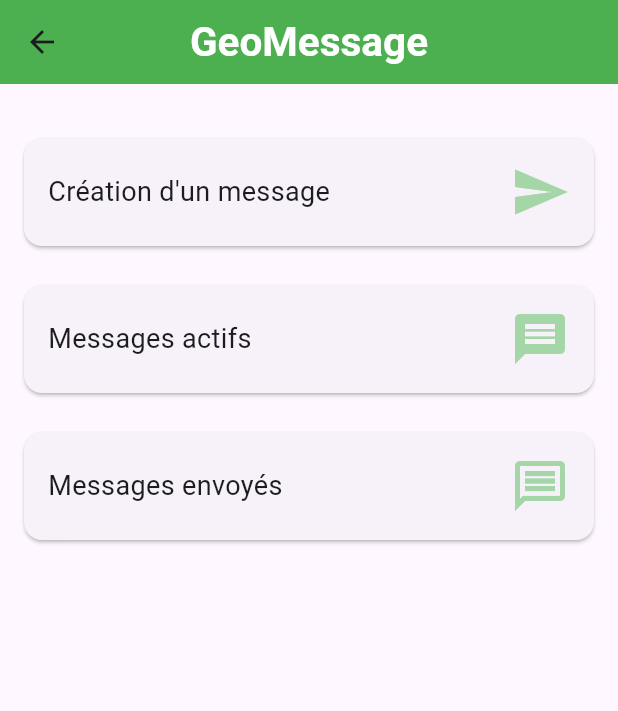
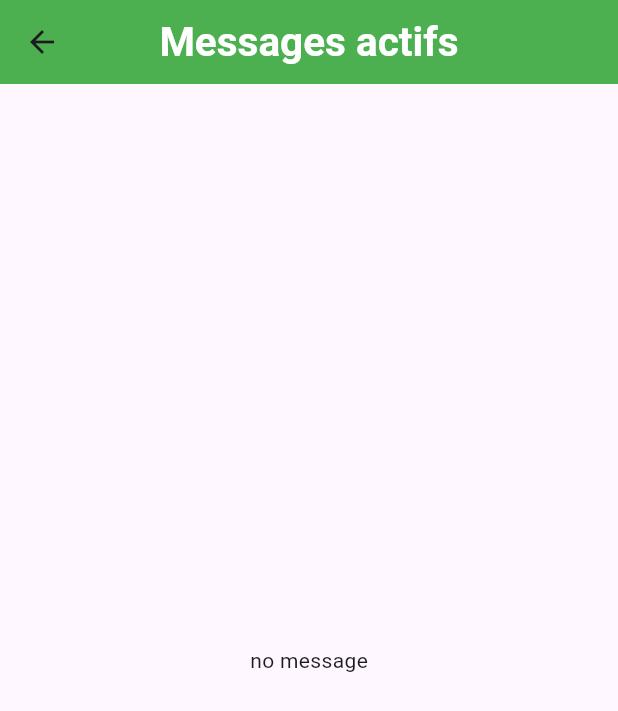
Before and after one commit to Stickysticky/geomessage, a Flutter app: the screen it shows after launch, after a tap on "Messages actifs", on a phone screen of 412 x 824 dp. Shown: the top 711 px of the screen. Run offline on Flutter 3.47's test engine with Material 3 defaults, Android fonts, the phone set to English and light mode, and no system bars; our stand-ins replace flutter_map, geolocator, latlong2, sqflite; accounts and stored records are empty.

Commit message:
Base active messages

```diff
--- a/lib/main.dart
+++ b/lib/main.dart
@@ -1,17 +1,25 @@
 import 'package:flutter/material.dart';
 import 'package:flutter_localizations/flutter_localizations.dart';
+import 'package:geomessage/screens/activeMessages/activeMessages.dart';
 import 'package:geomessage/screens/createMessage/createMessage.dart';
 import 'package:geomessage/screens/home/home.dart';
+import 'package:geomessage/services/databaseService.dart';
 
-import 'generated/l10n.dart';
+import 'generated/l10n.dart';// Assurez-vous que le chemin vers DatabaseHelper est correct
 
+void main() async {
+  WidgetsFlutterBinding.ensureInitialized();
 
-void main() {
+  // Initialisation de la base de données
+  final dbService = DatabaseService();
+  await dbService.database;  // Cette ligne initialise la base de données et crée la table si nécessaire.
+
   runApp(MaterialApp(
     initialRoute: '/home',
     routes: {
       '/home': (context) => Home(),
       '/message-creation': (context) => CreateMessage(),
+      '/active-messages': (context) => ActiveMessages()
     },
     locale: Locale('fr'),
     supportedLocales: [
--- a/lib/model/message.dart
+++ b/lib/model/message.dart
@@ -61,10 +61,12 @@ class Message {
   Map<String, dynamic> toMap() {
     return {
       'id': id,
+      'libelle': libelle,
       'message': message,
       'latitude': latitude,
       'longitude': longitude,
       'phoneNumber': phoneNumber,
+      'radius': radius,
       'date': date,
     };
   }
@@ -73,11 +75,13 @@ class Message {
   factory Message.fromMap(Map<String, dynamic> map) {
     return Message(
       id: map['id'],
+      libelle: map['libelle'],
       message: map['message'],
       latitude: map['latitude'],
       longitude: map['longitude'],
       phoneNumber: map['phoneNumber'],
-      date: DateTime.parse(map['date']),
+      radius: map['radius'],
+      date: map['date'] == null ? null : DateTime.parse(map['date']),
     );
   }
 
--- /dev/null
+++ b/lib/screens/activeMessages/activeMessages.dart
@@ -0,0 +1,50 @@
+import 'package:flutter/cupertino.dart';
+import 'package:flutter/material.dart';
+import 'package:geomessage/services/databaseService.dart';
+import 'package:geomessage/services/utils.dart';
+
+import '../../commonWidgets/customAppBar.dart';
+import '../../generated/l10n.dart';
+import '../../model/message.dart';
+
+class ActiveMessages extends StatelessWidget {
+  const ActiveMessages({super.key});
+
+  @override
+  Widget build(BuildContext context) {
+    DatabaseService db = DatabaseService();
+
+    return Scaffold(
+      appBar: CustomAppBar(title: capitalizeFirstLetter(S.of(context).activeMessage)),
+      body: FutureBuilder<List<Message>>(
+        future: db.getMessagesWithoutDate(),  // Appel asynchrone
+        builder: (context, snapshot) {
+          if (snapshot.connectionState == ConnectionState.waiting) {
+            // Affiche un indicateur de chargement pendant l'attente
+            return Center(child: CircularProgressIndicator());
+          } else if (snapshot.hasError) {
+            // Gère les erreurs
+            return Center(child: Text('Erreur: ${snapshot.error}'));
+          } else if (!snapshot.hasData || snapshot.data!.isEmpty) {
+            // Affiche un message si aucun message n'est disponible
+            return Center(child: Text('no message'));//S.of(context).noActiveMessages)); // Texte traduit
+          } else {
+            // Affiche la liste des messages récupérés
+            List<Message> messages = snapshot.data!;
+            return ListView.builder(
+              itemCount: messages.length,
+              itemBuilder: (context, index) {
+                Message message = messages[index];
+                return ListTile(
+                  title: Text(message.message),
+                  subtitle: Text(message.libelle ?? 'No libelle'), // Affiche libelle si disponible
+                  trailing: Text(message.phoneNumber),
+                );
+              },
+            );
+          }
+        },
+      ),
+    );
+  }
+}
--- a/lib/screens/createMessage/createMessage.dart
+++ b/lib/screens/createMessage/createMessage.dart
@@ -103,7 +103,7 @@ class _CreateMessageState extends State<CreateMessage> {
               ) : Container(),
             AnimatedContainer(
               duration: const Duration(milliseconds: 300), // Animation fluide
-              height: MediaQuery.of(context).size.height * 0.8 * mapHeightFraction,
+              height: MediaQuery.of(context).size.height * (_center == null ? 0.8 : 0.9) * mapHeightFraction,
               child: Stack(
                 children: [
                   FlutterMap(
--- a/lib/screens/home/home.dart
+++ b/lib/screens/home/home.dart
@@ -75,7 +75,7 @@ class _HomeState extends State<Home> {
           children: <Widget>[
             SizedBox(height: 10),
             MenuCard(text: capitalizeFirstLetter(S.of(context).createMessage), iconData: Icons.send, route: '/message-creation'),
-            MenuCard(text: capitalizeFirstLetter(S.of(context).activeMessage), iconData: Icons.message, route: '/home'),
+            MenuCard(text: capitalizeFirstLetter(S.of(context).activeMessage), iconData: Icons.message, route: '/active-messages'),
             MenuCard(text: capitalizeFirstLetter(S.of(context).sentMessages), iconData: Icons.message_outlined, route: '/home'),
           ]
       ),
--- /dev/null
+++ b/lib/services/databaseService.dart
@@ -0,0 +1,93 @@
+import 'package:sqflite/sqflite.dart';
+import 'package:path/path.dart';
+
+import '../model/message.dart';
+
+
+class DatabaseService {
+  static final DatabaseService _instance = DatabaseService._internal();
+  factory DatabaseService() => _instance;
+
+  static Database? _database;
+
+  DatabaseService._internal();
+
+  Future<Database> get database async {
+    if (_database != null) return _database!;
+    _database = await _initDatabase();
+    return _database!;
+  }
+
+  Future<Database> _initDatabase() async {
+    final databasePath = await getDatabasesPath();
+    final path = join(databasePath, 'geomessage.db');
+
+    return await openDatabase(
+      path,
+      version: 1,
+      onCreate: (db, version) async {
+        await db.execute('''
+          CREATE TABLE message (
+            id INTEGER PRIMARY KEY AUTOINCREMENT,
+            libelle TEXT,
+            message TEXT NOT NULL,
+            latitude REAL NOT NULL,
+            longitude REAL NOT NULL,
+            phoneNumber TEXT NOT NULL,
+            date TEXT DEFAULT NULL,
+            radius REAL NOT NULL
+          )
+        ''');
+      },
+    );
+  }
+
+  Future<int> insertMessage(Message message) async {
+    final db = await database;
+    return await db.insert(
+      'message',
+      message.toMap(),
+      conflictAlgorithm: ConflictAlgorithm.replace,
+    );
+  }
+
+  Future<Message?> getMessageById(int id) async {
+    final db = await database;
+    final result = await db.query(
+      'message',
+      where: 'id = ?',
+      whereArgs: [id],
+    );
+
+    if (result.isNotEmpty) {
+      return Message.fromMap(result.first);
+    }
+    return null;
+  }
+
+  Future<List<Message>> getMessagesWithDate() async {
+    final db = await database;
+    final result = await db.query(
+      'message',
+      where: 'date IS NOT NULL',
+    );
+
+    return result.map((map) => Message.fromMap(map)).toList();
+  }
+
+  Future<List<Message>> getMessagesWithoutDate() async {
+    final db = await database;
+    final result = await db.query(
+      'message',
+      where: 'date IS NULL',
+    );
+
+    return result.map((map) => Message.fromMap(map)).toList();
+  }
+
+  Future<void> deleteDatabaseFile() async {
+    final databasePath = await getDatabasesPath();
+    final path = join(databasePath, 'message.db');
+    await deleteDatabase(path);
+  }
+}
```
Also changed, not shown: lib/l10n/intl_en.arb (+19 -8 lines), lib/l10n/intl_fr.arb (+12 -1 lines), lib/screens/createMessage/messageInfoCreator.dart (+20 -12 lines), lib/services/messageDatabase.dart (deleted, +0 -60 lines), lib/generated/intl/messages_all.dart, lib/generated/intl/messages_fr.dart, lib/generated/l10n.dart.
